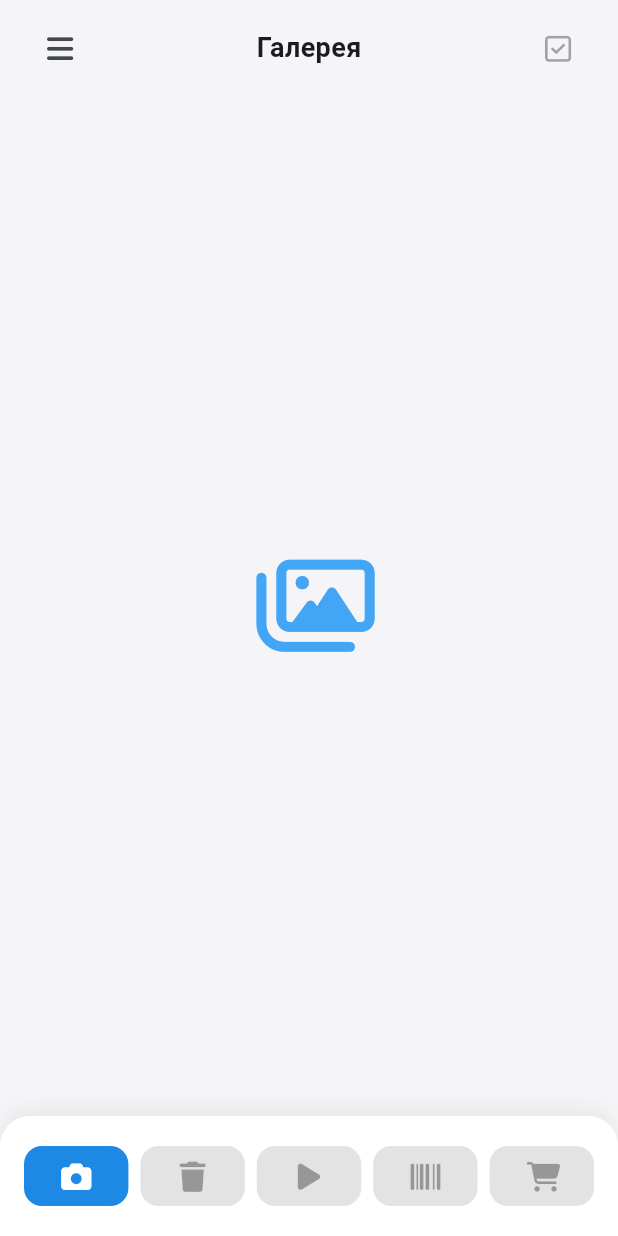
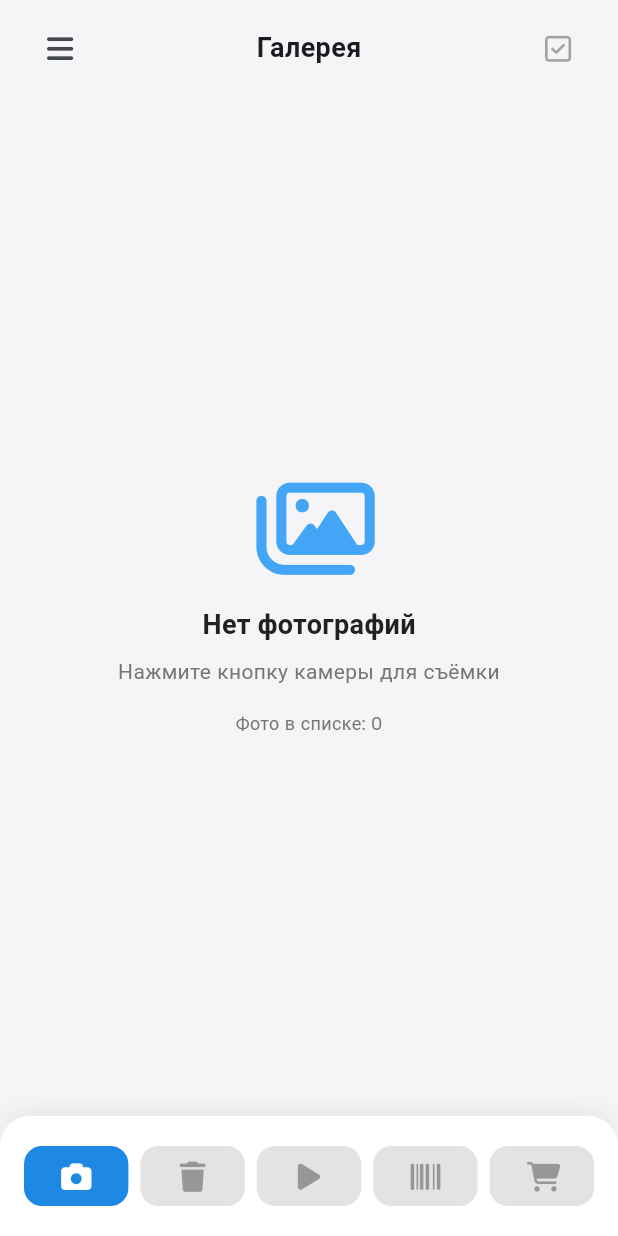
Before and after one commit to Haryabest/Snapshow, a Flutter app: the screen it shows after launch, on a phone screen of 412 x 824 dp. Run offline on Flutter 3.47's test engine with Material 3 defaults, Android fonts, the phone set to English and light mode, and no system bars; drawn by our look-alikes of flutter_animate; our stand-ins replace barcode_widget, camera, font_awesome_flutter, google_fonts, permission_handler, shared_preferences; missing offline and left inert: mobile_scanner.

Commit message:
ывсывываирfd

```diff
--- a/lib/screens/camera_page.dart
+++ b/lib/screens/camera_page.dart
@@ -29,25 +29,39 @@ class _CameraPageState extends State<CameraPage> {
     });
 
     try {
+      debugPrint('Начинаем съемку фото...');
+
       // Создаем уникальное имя файла
       final Directory extDir = await getApplicationDocumentsDirectory();
       final String dirPath = '${extDir.path}/Pictures/snapshow';
       await Directory(dirPath).create(recursive: true);
       final String filePath = '$dirPath/${DateTime.now().millisecondsSinceEpoch}.jpg';
 
+      debugPrint('Путь для сохранения: $filePath');
+
       // Делаем снимок
       final XFile imageFile = await widget.controller.takePicture();
+      debugPrint('Фото сделано: ${imageFile.path}');
 
       // Копируем файл в наше хранилище
       await File(imageFile.path).copy(filePath);
+      debugPrint('Файл скопирован в: $filePath');
 
-      widget.onPhotoTaken(filePath);
-      Navigator.of(context).pop();
+      // Проверяем, что файл действительно существует
+      final savedFile = File(filePath);
+      if (await savedFile.exists()) {
+        debugPrint('Файл успешно сохранен, размер: ${await savedFile.length()} байт');
+        widget.onPhotoTaken(filePath);
+        debugPrint('Callback onPhotoTaken вызван с путем: $filePath');
+        Navigator.of(context).pop();
+      } else {
+        throw Exception('Файл не был сохранен');
+      }
     } catch (e) {
       debugPrint('Ошибка при съемке фото: $e');
       ScaffoldMessenger.of(context).showSnackBar(
         SnackBar(
-          content: Text('Не удалось сделать фото'),
+          content: Text('Не удалось сделать фото: $e'),
           behavior: SnackBarBehavior.floating,
           backgroundColor: AppColors.error,
           shape: RoundedRectangleBorder(
--- a/lib/screens/home_page.dart
+++ b/lib/screens/home_page.dart
@@ -1,6 +1,7 @@
 import 'dart:io';
 import 'package:flutter/material.dart';
 import 'package:flutter/services.dart';
+import 'package:camera/camera.dart';
 import 'package:camera/camera.dart';
 import 'package:flutter_animate/flutter_animate.dart';
 import 'package:flutter_staggered_grid_view/flutter_staggered_grid_view.dart';
@@ -135,10 +136,25 @@ class _HomePageState extends State<HomePage> {
 
   // Метод для съемки фото
   Future<void> _takePhoto() async {
+    debugPrint('Попытка сделать фото. Количество доступных камер: ${cameras.length}');
+
     if (cameras.isEmpty) {
-      _showSnackBar('Камера недоступна');
-      return;
+      debugPrint('Камеры недоступны. Попытка получить список камер...');
+      try {
+        cameras = await availableCameras();
+        debugPrint('Получено камер: ${cameras.length}');
+        if (cameras.isEmpty) {
+          _showSnackBar('Камера недоступна на этом устройстве');
+          return;
+        }
+      } catch (e) {
+        debugPrint('Ошибка получения камер: $e');
+        _showSnackBar('Ошибка доступа к камере: $e');
+        return;
+      }
     }
+
+    debugPrint('Инициализация контроллера камеры...');
 
     final CameraController controller = CameraController(
       cameras[0],
@@ -147,16 +163,23 @@ class _HomePageState extends State<HomePage> {
 
     try {
       await controller.initialize();
+      debugPrint('Контроллер камеры успешно инициализирован');
 
       if (!mounted) return;
+
+      debugPrint('Открытие страницы камеры...');
 
       Navigator.of(context).push(
         MaterialPageRoute(
           builder: (context) => CameraPage(
             controller: controller,
             onPhotoTaken: (String imagePath) {
+              debugPrint('onPhotoTaken callback получен с путем: $imagePath');
+              debugPrint('Текущее количество фото: ${_photoItems.length}');
+
               setState(() {
                 _photoItems.add(PhotoItem(imagePath: imagePath));
+                debugPrint('Фото добавлено. Новое количество: ${_photoItems.length}');
                 // Очищаем выбор при добавлении нового фото
                 _selectedImageIndices.clear();
                 _isMultiSelectMode = false;
@@ -169,7 +192,13 @@ class _HomePageState extends State<HomePage> {
       );
     } catch (e) {
       debugPrint('Ошибка инициализации камеры: $e');
-      _showSnackBar('Не удалось инициализировать камеру');
+      _showSnackBar('Не удалось инициализировать камеру: $e');
+      // Освобождаем ресурсы контроллера
+      try {
+        await controller.dispose();
+      } catch (disposeError) {
+        debugPrint('Ошибка при освобождении контроллера: $disposeError');
+      }
     }
   }
 
@@ -906,6 +935,32 @@ class _HomePageState extends State<HomePage> {
             size: 70,
             color: app_theme.AppColors.secondary,
           ),
+          const SizedBox(height: 16),
+          Text(
+            'Нет фотографий',
+            style: GoogleFonts.poppins(
+              fontSize: 18,
+              fontWeight: FontWeight.w600,
+              color: app_theme.AppColors.textPrimary,
+            ),
+          ),
+          const SizedBox(height: 8),
+          Text(
+            'Нажмите кнопку камеры для съёмки',
+            textAlign: TextAlign.center,
+            style: GoogleFonts.poppins(
+              fontSize: 14,
+              color: app_theme.AppColors.textSecondary,
+            ),
+          ),
+          const SizedBox(height: 16),
+          Text(
+            'Фото в списке: ${_photoItems.length}',
+            style: GoogleFonts.poppins(
+              fontSize: 12,
+              color: app_theme.AppColors.textSecondary,
+            ),
+          ),
         ],
       ),
     )
```
